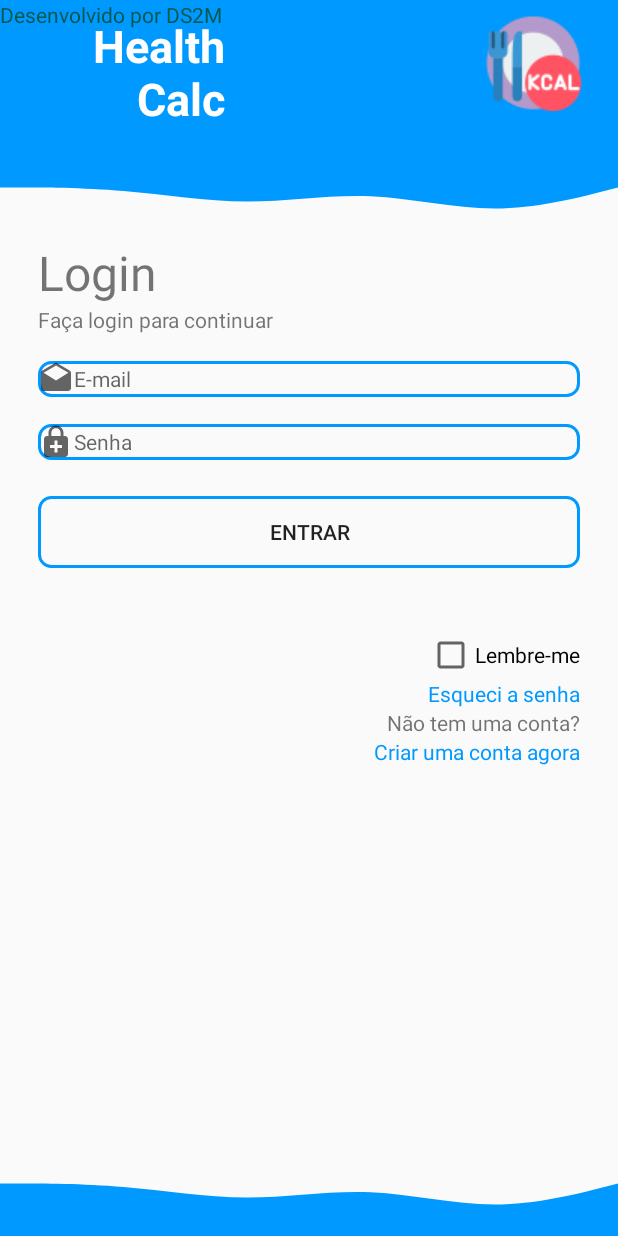
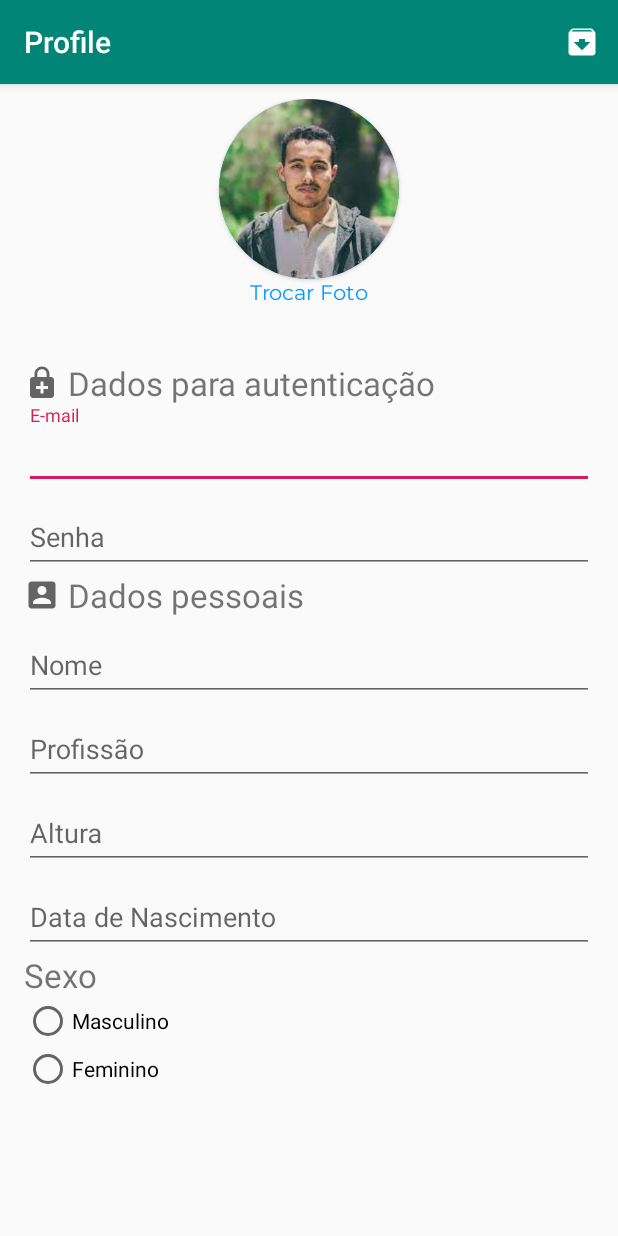
Before and after one commit to cauaMascena/Projeto-IMC-android, an Android app: the screen it shows after launch (LoginActivity before the commit, PerfilActivity after it), after a tap on "Criar uma conta agora", on a phone screen of 412 x 824 dp. Run offline under Robolectric (Android 15) with nearby library versions, the phone set to English and light mode, and no system bars.

Commit message:
commit 18/10/2021

```diff
--- a/app/src/main/AndroidManifest.xml
+++ b/app/src/main/AndroidManifest.xml
@@ -10,7 +10,9 @@
         android:supportsRtl="true"
         android:theme="@style/AppTheme">
         <activity android:name=".DashView_Activity"></activity>
-        <activity android:name=".PerfilActivity" />
+        <activity android:name=".PerfilActivity">
+
+        </activity>
         <activity android:name=".LoginActivity">
             <intent-filter>
                 <action android:name="android.intent.action.MAIN" />
--- a/app/src/main/java/com/example/projetoimc/LoginActivity.kt
+++ b/app/src/main/java/com/example/projetoimc/LoginActivity.kt
@@ -1,18 +1,24 @@
 package com.example.projetoimc
 
+import android.content.Intent
 import androidx.appcompat.app.AppCompatActivity
 import android.os.Bundle
 import android.widget.TextView
 
-class LoginActivity : AppCompatActivity() {
-    override fun onCreate(savedInstanceState: Bundle?) {
+class LoginActivity : AppCompatActivity()
+{
+    override fun onCreate(savedInstanceState: Bundle?)
+    {
         super.onCreate(savedInstanceState)
         setContentView(R.layout.activity_login)
 
-        val tvNovaConta = findViewById<TextView>(R.id.tv_nova_conta)
+        val tvHello = findViewById<TextView>(R.id.tv_criar_conta)
+        tvHello.setOnClickListener {
+            val abrirActivityCadastro = Intent(this, PerfilActivity::class.java)
+            //contexto e "destino" ||||| ::class.java - instancia a classe
 
-        tvNovaConta.setOnClickListener {
-        val novaConta = intent(this, "NovoUsuario")
+            startActivity(abrirActivityCadastro)
         }
     }
+
 }
--- a/app/src/main/java/com/example/projetoimc/PerfilActivity.kt
+++ b/app/src/main/java/com/example/projetoimc/PerfilActivity.kt
@@ -1,11 +1,70 @@
 package com.example.projetoimc
 
+import android.app.DatePickerDialog
 import androidx.appcompat.app.AppCompatActivity
 import android.os.Bundle
+import android.provider.ContactsContract
+import android.view.Menu
+import android.view.MenuItem
+import android.widget.EditText
+import kotlinx.android.synthetic.main.activity_perfil.*
+import java.util.*
 
 class PerfilActivity : AppCompatActivity() {
+
+    lateinit var editEmail: EditText
+    lateinit var editSenha: EditText
+    lateinit var editNome: EditText
+    lateinit var editProfi: EditText
+
     override fun onCreate(savedInstanceState: Bundle?) {
         super.onCreate(savedInstanceState)
         setContentView(R.layout.activity_perfil)
+
+        editEmail = findViewById(R.id.edit_email)
+        editSenha = findViewById(R.id.edit_senha)
+        editNome = findViewById(R.id.edit_nome)
+        editProfi = findViewById(R.id.edit_profissao)
+
+    }
+    //criando calendário
+
+
+    override fun onCreateOptionsMenu(menu: Menu?): Boolean {
+
+        menuInflater.inflate(R.menu.menu_salvar, menu)
+
+        return true
+    }
+
+    override fun onOptionsItemSelected(item: MenuItem): Boolean {
+
+        if (editEmail.text.isEmpty()){
+            editEmail.error = "O e-mail é obrigatório!"
+        }
+        if (editSenha.text.isEmpty()){
+            editSenha.error = "A senha é obrigatória!"
+        }
+        if (editNome.text.isEmpty()){
+            editNome.error = "O nome é obrigatório!"
+        }
+        if (editProfi.text.isEmpty()){
+            editProfi.error = "A profissão é obrigatória!"
+        }
+
+        return true
+    }
+    fun ValidarCampos() : Boolean {
+        var valido = true
+        if (editEmail.text.isEmpty()) {
+            editEmail.error = "E-mail é obrigatório"
+        }
+        if (editSenha.text.isEmpty()) {
+            editSenha.error = "Senha é obrigatório"
+        }
+        if (editNome.text.isEmpty()) {
+            editNome.error = "Nome é obrigatório"
+        }
+        return valido
     }
 }
--- a/app/src/main/res/layout/activity_login.xml
+++ b/app/src/main/res/layout/activity_login.xml
@@ -114,6 +114,7 @@
                 android:text="Lembre-me"/>
 
             <TextView
+                android:id="@+id/esqueci_senha"
                 android:layout_width="wrap_content"
                 android:layout_height="wrap_content"
                 android:text="Esqueci a senha"
@@ -123,7 +124,7 @@
                 android:layout_height="wrap_content"
                 android:text="Não tem uma conta?" />
             <TextView
-                android:id="@+id/tv_nova_conta"
+                android:id="@+id/tv_criar_conta"
                 android:layout_width="wrap_content"
                 android:layout_height="wrap_content"
                 android:text="Criar uma conta agora"
--- a/app/src/main/res/layout/activity_perfil.xml
+++ b/app/src/main/res/layout/activity_perfil.xml
@@ -62,6 +62,7 @@
                 android:hint="E-mail">
 
                 <EditText
+                    android:id="@+id/edit_email"
                     android:layout_width="match_parent"
                     android:layout_height="wrap_content" />
 
@@ -74,6 +75,7 @@
                 android:hint="Senha">
 
                 <EditText
+                    android:id="@+id/edit_senha"
                     android:layout_width="match_parent"
                     android:layout_height="wrap_content" />
 
@@ -94,6 +96,7 @@
                 android:hint="Nome">
 
                 <EditText
+                    android:id="@+id/edit_nome"
                     android:layout_width="match_parent"
                     android:layout_height="wrap_content" />
 
@@ -106,6 +109,7 @@
                 android:hint="Profissão">
 
                 <EditText
+                    android:id="@+id/edit_profissao"
                     android:layout_width="match_parent"
                     android:layout_height="wrap_content" />
 
@@ -118,6 +122,7 @@
                 android:hint="Altura">
 
                 <EditText
+                    android:id="@+id/edit_altura"
                     android:layout_width="match_parent"
                     android:layout_height="wrap_content" />
 
@@ -130,6 +135,7 @@
                 android:hint="Data de Nascimento">
 
                 <EditText
+                    android:id="@+id/edit_data_nascimento"
                     android:layout_width="match_parent"
                     android:layout_height="wrap_content" />
 
--- /dev/null
+++ b/app/src/main/res/menu/menu_salvar.xml
@@ -0,0 +1,10 @@
+<?xml version="1.0" encoding="utf-8"?>
+<menu xmlns:android="http://schemas.android.com/apk/res/android"
+    xmlns:app="http://schemas.android.com/apk/res-auto">
+    <item
+        android:id="@+id/menu_save"
+        android:title="Salvar"
+        android:icon="@drawable/salvar"
+        app:showAsAction="always"
+        />
+</menu>
--- a/app/src/main/res/values/styles.xml
+++ b/app/src/main/res/values/styles.xml
@@ -1,7 +1,7 @@
 <resources>
 
     <!-- Base application theme. -->
-    <style name="AppTheme" parent="Theme.AppCompat.Light.NoActionBar">
+    <style name="AppTheme" parent="Theme.AppCompat.Light.DarkActionBar">
         <!-- Customize your theme here. -->
         <item name="colorPrimary">@color/colorPrimary</item>
         <item name="colorPrimaryDark">@color/colorPrimaryDark</item>
```
